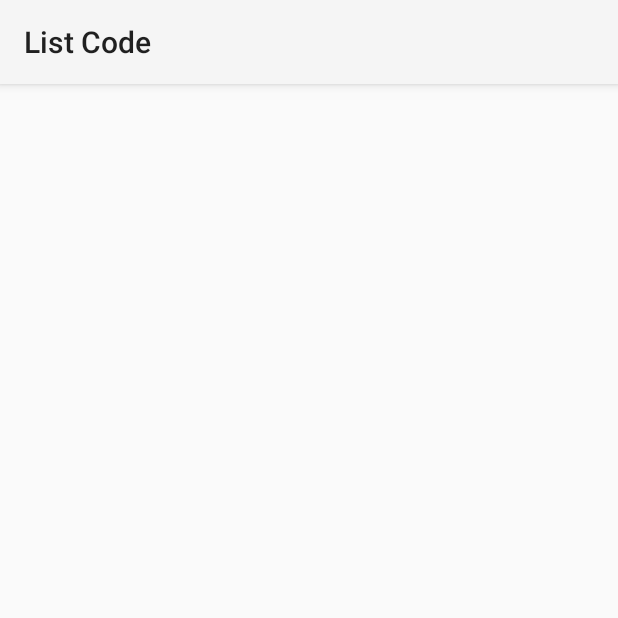
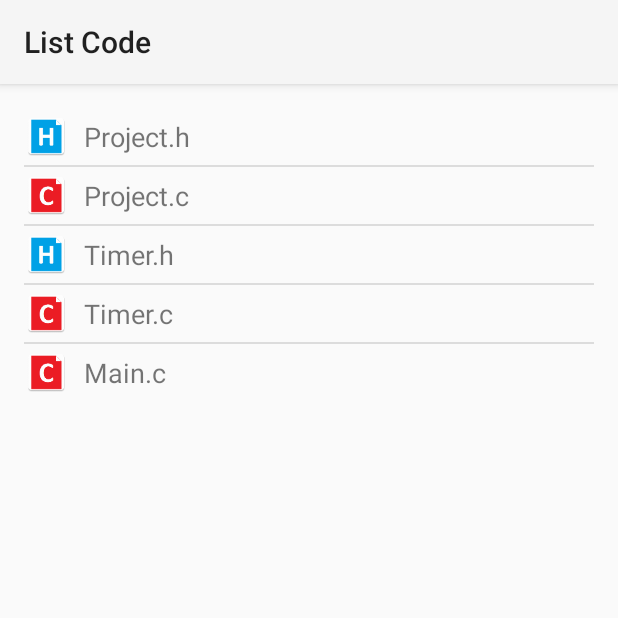
Before and after one commit to dwijanto/MyPicCalculator, an Android app: the ListCodeActivity screen opened directly, with no data from a screen before it, on a phone screen of 412 x 824 dp, the top half of it. Run offline under Robolectric (Android 15) with nearby library versions, the phone set to English and light mode, and no system bars.

Commit message:
test commit android studio

```diff
--- a/PicMicrocontroller/app/src/main/java/com/dwijantojohan/lie/picmicrocontroller/CodeCustomAdapter.java
+++ b/PicMicrocontroller/app/src/main/java/com/dwijantojohan/lie/picmicrocontroller/CodeCustomAdapter.java
@@ -8,6 +8,7 @@ import android.view.ViewGroup;
 import android.widget.BaseAdapter;
 import android.widget.ImageView;
 import android.widget.TextView;
+import android.widget.Toast;
 
 import java.util.List;
 
@@ -29,10 +30,10 @@ public class CodeCustomAdapter extends BaseAdapter {
         return data.size();
     }
 
-    public View getView(int position, View view, ViewGroup parent){
+    public View getView(final int position, View view, ViewGroup parent){
         LayoutInflater inflater = (LayoutInflater) ctx.getSystemService(Context.LAYOUT_INFLATER_SERVICE);
         View rowview = inflater.inflate(R.layout.coderowitem,null);
-        CodeModel cm = data.get(position);
+        final CodeModel cm = data.get(position);
 
         TextView textView = (TextView) rowview.findViewById(R.id.CodeRowtextView);
         textView.setText(cm.getCodeName());
@@ -42,7 +43,14 @@ public class CodeCustomAdapter extends BaseAdapter {
         }else{
             img.setImageResource(R.mipmap.ic_h);
         }
-        return view;
+
+        rowview.setOnClickListener(new View.OnClickListener() {
+            @Override
+            public void onClick(View v) {
+                Toast.makeText(ctx,String.format("Selected file: %s",cm.getCodeName()),Toast.LENGTH_SHORT).show();
+            }
+        });
+        return rowview;
     }
 
     public long getItemId(int position){
--- a/PicMicrocontroller/app/src/main/java/com/dwijantojohan/lie/picmicrocontroller/GenerateCodeContextWrapper.java
+++ b/PicMicrocontroller/app/src/main/java/com/dwijantojohan/lie/picmicrocontroller/GenerateCodeContextWrapper.java
@@ -25,6 +25,7 @@ public class GenerateCodeContextWrapper extends ContextWrapper {
     public List<CodeModel> getModel(){
         return cm;
     }
+
     public  GenerateCodeContextWrapper(Context base){
         super(base);
         act = (Activity) this.getBaseContext();
@@ -64,15 +65,15 @@ public class GenerateCodeContextWrapper extends ContextWrapper {
             //Create Files Headers and Implements in temp folder
 
             //Iterate base on filename in temp folder
-            CodeModel m = new CodeModel("Project","h");
+            CodeModel m = new CodeModel("Project.h","h");
             cm.add(m);
-            m = new CodeModel("Project","c");
+            m = new CodeModel("Project.c","c");
             cm.add(m);
-            m = new CodeModel("Timer","h");
+            m = new CodeModel("Timer.h","h");
             cm.add(m);
-            m = new CodeModel("Timer","c");
+            m = new CodeModel("Timer.c","c");
             cm.add(m);
-            m = new CodeModel("Main","c");
+            m = new CodeModel("Main.c","c");
             cm.add(m);
             //end iteration
 
--- a/PicMicrocontroller/app/src/main/java/com/dwijantojohan/lie/picmicrocontroller/ListCodeActivity.java
+++ b/PicMicrocontroller/app/src/main/java/com/dwijantojohan/lie/picmicrocontroller/ListCodeActivity.java
@@ -32,7 +32,9 @@ public class ListCodeActivity extends AppCompatActivity {
                 break;
         }*/
         GenerateCodeContextWrapper gccw = new GenerateCodeContextWrapper(this);
+
         ListView l = (ListView) findViewById(R.id.listView);
+        l.setAdapter(new CodeCustomAdapter(this,gccw.getModel()));
 
 
 
--- a/PicMicrocontroller/app/src/main/res/layout/activity_list_code.xml
+++ b/PicMicrocontroller/app/src/main/res/layout/activity_list_code.xml
@@ -1,5 +1,5 @@
 <?xml version="1.0" encoding="utf-8"?>
-<RelativeLayout xmlns:android="http://schemas.android.com/apk/res/android"
+<LinearLayout xmlns:android="http://schemas.android.com/apk/res/android"
     xmlns:tools="http://schemas.android.com/tools"
     android:layout_width="match_parent"
     android:layout_height="match_parent"
@@ -13,6 +13,5 @@
         android:layout_width="wrap_content"
         android:layout_height="wrap_content"
         android:id="@+id/listView"
-        android:layout_centerVertical="true"
-        android:layout_alignParentStart="true" />
-</RelativeLayout>
+         />
+</LinearLayout>
--- a/PicMicrocontroller/app/src/main/res/layout/coderowitem.xml
+++ b/PicMicrocontroller/app/src/main/res/layout/coderowitem.xml
@@ -1,4 +1,5 @@
 <?xml version="1.0" encoding="utf-8"?>
+<!--
 <TableLayout xmlns:android="http://schemas.android.com/apk/res/android"
     android:layout_width="match_parent"
     android:layout_height="match_parent">
@@ -27,3 +28,28 @@
             android:layout_column="1" />
     </TableRow>
 </TableLayout>
+-->
+<LinearLayout xmlns:android="http://schemas.android.com/apk/res/android"
+    android:layout_width="match_parent"
+    android:layout_height="match_parent"
+    android:orientation="horizontal" >
+
+    <ImageView
+        android:id="@+id/CodeRowImage"
+        android:layout_gravity="center"
+        android:layout_width="30dp"
+        android:layout_height="30dp"
+        android:layout_marginTop="4dp"
+        android:layout_marginBottom="4dp"
+        android:src="@mipmap/ic_c" />
+
+    <TextView
+        android:id="@+id/CodeRowtextView"
+        android:layout_gravity="center"
+        android:layout_width="wrap_content"
+        android:layout_height="wrap_content"
+        android:layout_marginLeft="10dp"
+        android:textSize="18dp"
+        android:text="TextView" />
+
+</LinearLayout>
```
